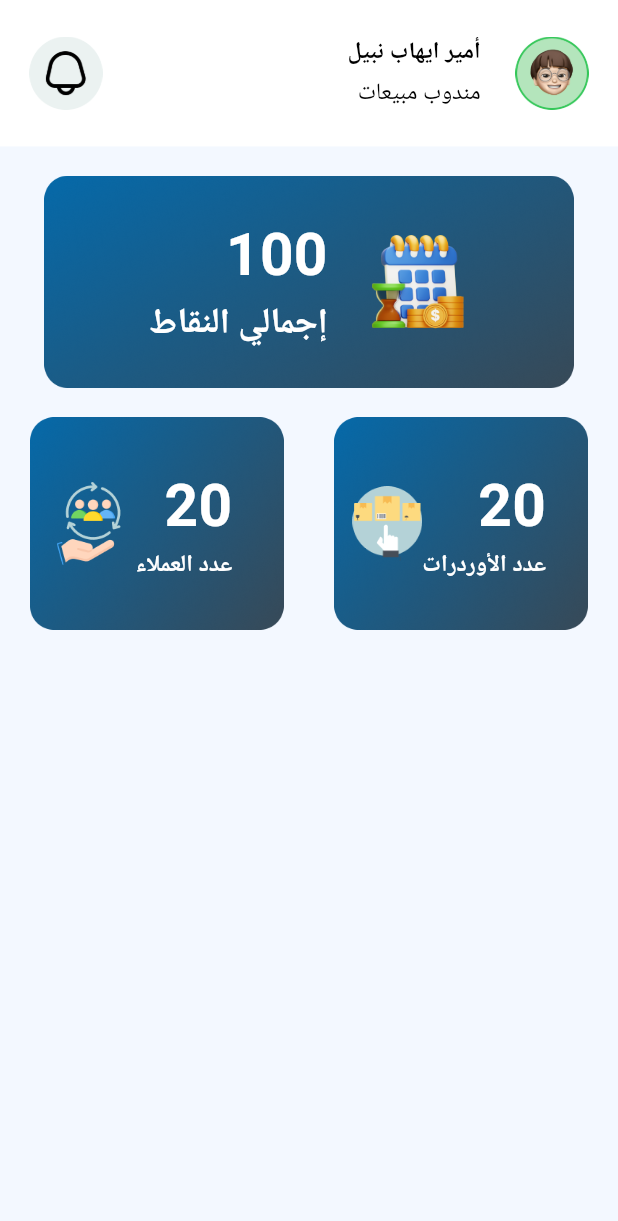
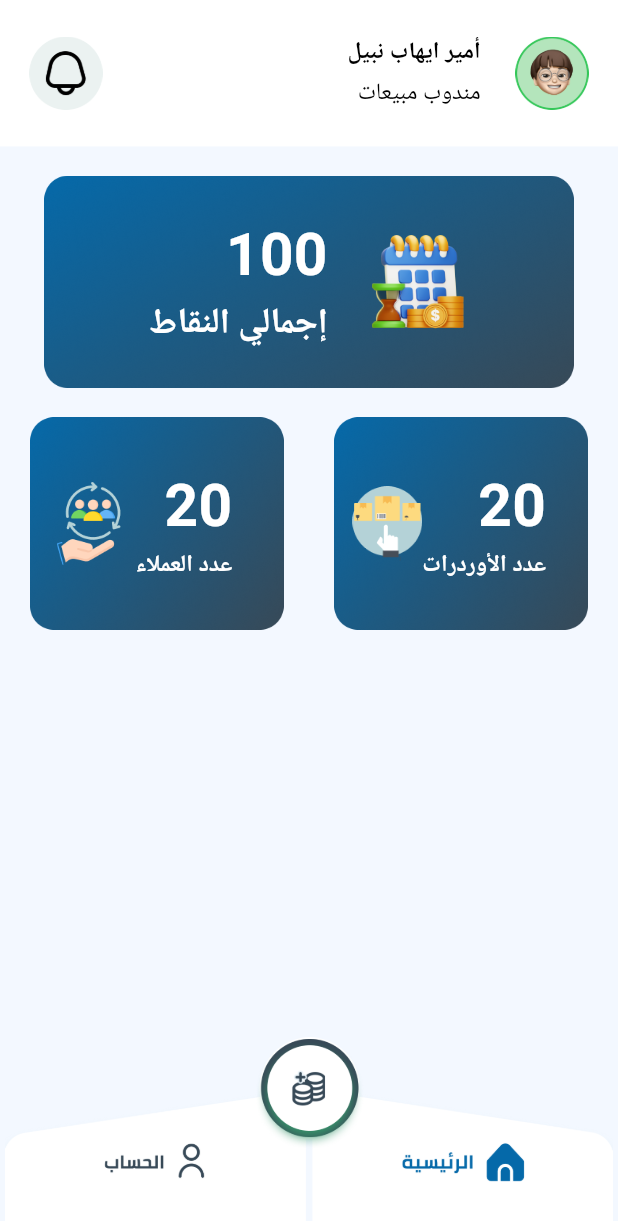
Before and after one commit to fadymonier/Mandop, a Flutter app: the HomeView screen opened by its route, on a phone screen of 412 x 824 dp. Shown: the top 1221 px of the screen. Run offline on Flutter 3.47's test engine with Material 3 defaults, Android fonts, the phone set to English and light mode, and no system bars; our stand-ins replace flutter_bloc, flutter_screenutil, get_it, go_router, google_fonts, shared_preferences; accounts and stored records are empty; Roboto replaces fonts that are missing (Cairo).

Commit message:
Finished Home Screen

```diff
--- a/lib/core/routes/app_router.dart
+++ b/lib/core/routes/app_router.dart
@@ -1,6 +1,7 @@
 import 'package:go_router/go_router.dart';
 import 'package:mandoob/features/auth/sign_in/presentation/view/sign_in_view.dart';
 import 'package:mandoob/features/home/presentation/view/home_view.dart';
+import 'package:mandoob/features/profile/presentation/profile_screen.dart';
 import 'package:mandoob/features/splash/presentation/view/splash_view.dart';
 
 import '../../features/onboarding/presentation/onboarding_screen_view.dart';
@@ -22,4 +23,8 @@ final GoRouter router = GoRouter(routes: [
     path: "/Home",
     builder: (context, state) => const HomeView(),
   ),
+  GoRoute(
+    path: "/Profile",
+    builder: (context, state) => const ProfileView(),
+  ),
 ]);
--- a/lib/features/home/presentation/widgets/home_body.dart
+++ b/lib/features/home/presentation/widgets/home_body.dart
@@ -4,6 +4,7 @@ import 'package:mandoob/features/home/presentation/widgets/clients_number.dart';
 import 'package:mandoob/features/home/presentation/widgets/mandop_home_details.dart';
 import 'package:mandoob/features/home/presentation/widgets/orders_number.dart';
 import 'package:mandoob/features/home/presentation/widgets/total_points.dart';
+import 'package:mandoob/features/navbar/home_navbar.dart';
 
 class HomeBody extends StatelessWidget {
   const HomeBody({
@@ -24,9 +25,11 @@ class HomeBody extends StatelessWidget {
             children: [
               const ClientsNumberWidget(),
               SizedBox(width: 20.w),
-              const OrdersNumberWidget()
+              const OrdersNumberWidget(),
             ],
-          )
+          ),
+          const Spacer(),
+          const HomeNavbar(),
         ],
       ),
     );
--- /dev/null
+++ b/lib/features/navbar/home_navbar.dart
@@ -0,0 +1,40 @@
+import 'package:flutter/material.dart';
+import 'package:flutter_screenutil/flutter_screenutil.dart';
+import 'package:go_router/go_router.dart';
+
+class HomeNavbar extends StatelessWidget {
+  const HomeNavbar({super.key});
+
+  @override
+  Widget build(BuildContext context) {
+    return Stack(
+      alignment: Alignment.topCenter,
+      clipBehavior: Clip.none,
+      children: [
+        Row(
+          mainAxisAlignment: MainAxisAlignment.spaceEvenly,
+          children: [
+            GestureDetector(
+              onTap: () {
+                GoRouter.of(context).go('/Profile');
+              },
+              child: Image.asset("assets/images/profileNavbarUnselected.png",
+                  width: 190.w),
+            ),
+            GestureDetector(
+                onTap: () {},
+                child: Image.asset("assets/images/homeNavbarSelected.png",
+                    width: 190.w)),
+          ],
+        ),
+        Positioned(
+          top: -35.h,
+          child: GestureDetector(
+              onTap: () {},
+              child: Image.asset("assets/images/historyUnselected.png",
+                  width: 70.w)),
+        ),
+      ],
+    );
+  }
+}
```
Also changed, not shown: lib/features/profile/presentation/profile_screen.dart (added, +26 -0 lines), assets/images/historySelected.png (added), assets/images/historyUnselected.png (added), assets/images/homeNavbarSelected.png (added), assets/images/homeNavbarUnselected.png (added), assets/images/profileImage.png (added), assets/images/profileNavbarSelected.png (added), assets/images/profileNavbarUnselected.png (added), lib/features/navbar/history_navbar.dart (added), lib/features/navbar/profile_navbar.dart (added).
